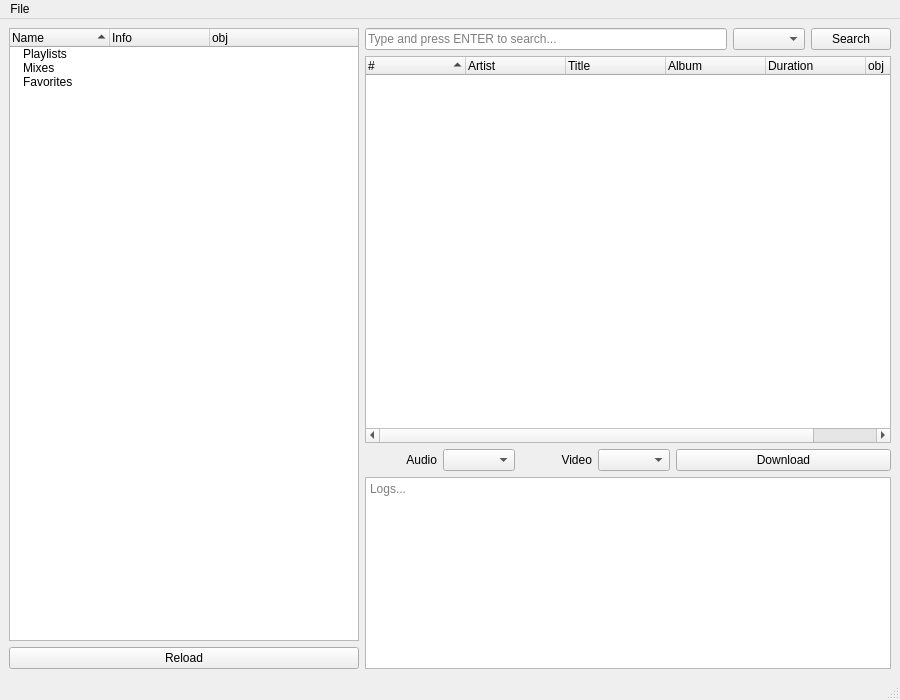
First picture: the form in tidal_dl_ng/ui/main.ui, repository exislow/tidal-dl-ng, before the edit.
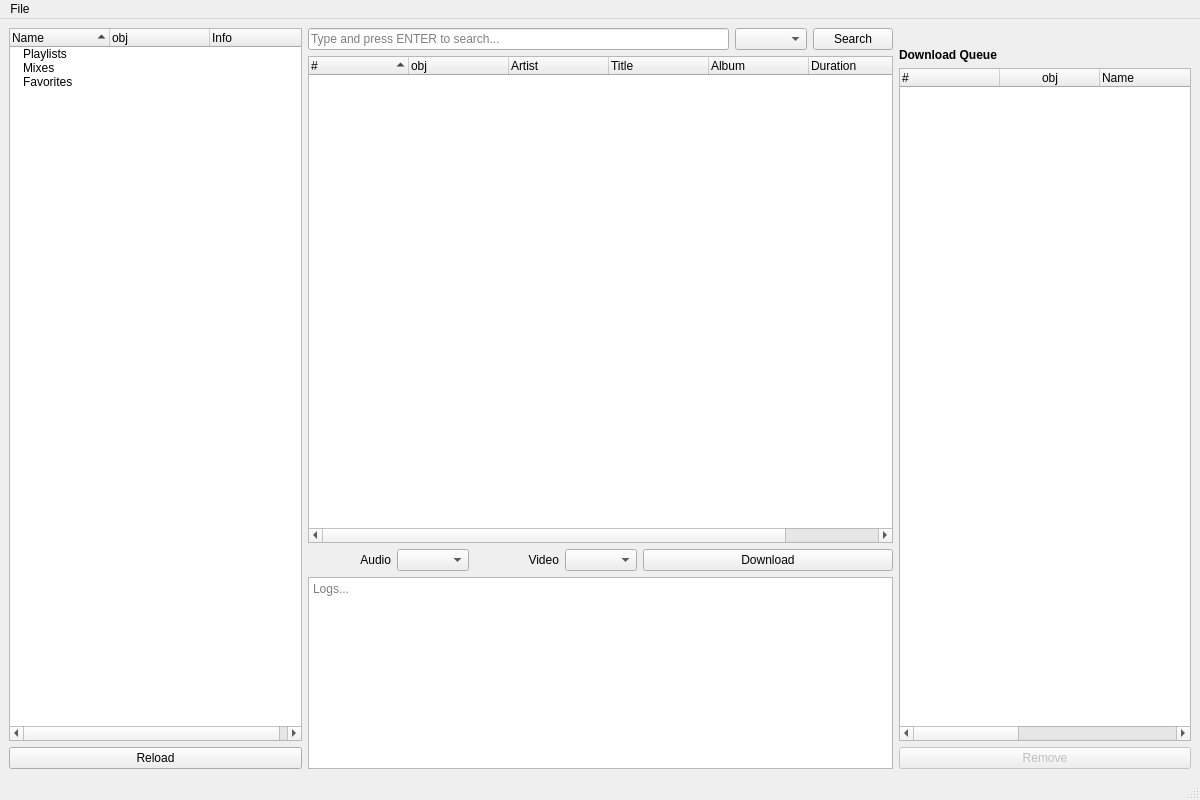
Second picture: the form after the edit. Icons and pictures are not drawn.

Commit message: ✨ Added info pane to GUI.

Patch:
```diff
--- a/tidal_dl_ng/ui/main.ui
+++ b/tidal_dl_ng/ui/main.ui
@@ -6,8 +6,8 @@
    <rect>
     <x>0</x>
     <y>0</y>
-    <width>900</width>
-    <height>700</height>
+    <width>1200</width>
+    <height>800</height>
    </rect>
   </property>
   <property name="windowTitle">
@@ -38,14 +38,9 @@
    <property name="accessibleDescription">
     <string notr="true"/>
    </property>
-   <layout class="QHBoxLayout" name="horizontalLayout">
+   <layout class="QHBoxLayout" name="horizontalLayout" stretch="25,50,25">
     <item>
-     <layout class="QHBoxLayout" name="lh_main" stretch="40,60">
-      <property name="sizeConstraint">
-       <enum>QLayout::SetNoConstraint</enum>
-      </property>
-      <item>
-       <layout class="QVBoxLayout" name="verticalLayout">
+     <layout class="QVBoxLayout" name="lv_list_user">
         <item>
          <widget class="QTreeWidget" name="tr_lists_user">
           <property name="toolTip">
@@ -101,6 +96,11 @@
             <string notr="true"/>
            </property>
           </column>
+        <column>
+         <property name="text">
+          <string>obj</string>
+         </property>
+        </column>
           <column>
            <property name="text">
             <string notr="true">Info</string>
@@ -115,11 +115,6 @@
             <string notr="true"/>
            </property>
           </column>
-          <column>
-           <property name="text">
-            <string>obj</string>
-           </property>
-          </column>
           <item>
            <property name="text">
             <string>Playlists</string>
@@ -303,6 +298,11 @@
             <string>#</string>
            </property>
           </column>
+        <column>
+         <property name="text">
+          <string>obj</string>
+         </property>
+        </column>
           <column>
            <property name="text">
             <string>Artist</string>
@@ -325,7 +325,7 @@
           </column>
           <column>
            <property name="text">
-            <string>obj</string>
+          <string>Quality</string>
            </property>
           </column>
          </widget>
@@ -510,6 +510,146 @@
         </item>
        </layout>
       </item>
+    <item>
+     <layout class="QVBoxLayout" name="lv_info">
+      <item>
+       <layout class="QVBoxLayout" name="lv_info_item">
+        <item>
+         <layout class="QHBoxLayout" name="horizontalLayout_2">
+          <item>
+           <widget class="QLabel" name="l_pm_cover">
+            <property name="sizePolicy">
+             <sizepolicy hsizetype="Fixed" vsizetype="Fixed">
+              <horstretch>0</horstretch>
+              <verstretch>0</verstretch>
+             </sizepolicy>
+            </property>
+            <property name="maximumSize">
+             <size>
+              <width>280</width>
+              <height>280</height>
+             </size>
+            </property>
+            <property name="baseSize">
+             <size>
+              <width>0</width>
+              <height>0</height>
+             </size>
+            </property>
+            <property name="frameShape">
+             <enum>QFrame::NoFrame</enum>
+            </property>
+            <property name="text">
+             <string/>
+            </property>
+            <property name="pixmap">
+             <pixmap>placeholder_cover.jpg</pixmap>
+            </property>
+            <property name="scaledContents">
+             <bool>true</bool>
+            </property>
+            <property name="alignment">
+             <set>Qt::AlignHCenter|Qt::AlignTop</set>
+            </property>
+           </widget>
+          </item>
+         </layout>
+        </item>
+       </layout>
+      </item>
+      <item>
+       <layout class="QVBoxLayout" name="lv_queue_dl">
+        <item>
+         <widget class="QLabel" name="l_h_queue_dl">
+          <property name="font">
+           <font>
+            <italic>false</italic>
+            <bold>true</bold>
+            <kerning>true</kerning>
+           </font>
+          </property>
+          <property name="text">
+           <string>Download Queue</string>
+          </property>
+         </widget>
+        </item>
+        <item>
+         <widget class="QTableWidget" name="ta_queue_dl">
+          <property name="editTriggers">
+           <set>QAbstractItemView::NoEditTriggers</set>
+          </property>
+          <property name="tabKeyNavigation">
+           <bool>false</bool>
+          </property>
+          <property name="showDropIndicator" stdset="0">
+           <bool>false</bool>
+          </property>
+          <property name="dragDropOverwriteMode">
+           <bool>false</bool>
+          </property>
+          <property name="selectionMode">
+           <enum>QAbstractItemView::ExtendedSelection</enum>
+          </property>
+          <property name="selectionBehavior">
+           <enum>QAbstractItemView::SelectRows</enum>
+          </property>
+          <property name="sortingEnabled">
+           <bool>true</bool>
+          </property>
+          <attribute name="verticalHeaderShowSortIndicator" stdset="0">
+           <bool>true</bool>
+          </attribute>
+          <column>
+           <property name="text">
+            <string>#</string>
+           </property>
+           <property name="textAlignment">
+            <set>AlignLeading|AlignVCenter</set>
+           </property>
+          </column>
+          <column>
+           <property name="text">
+            <string>obj</string>
+           </property>
+          </column>
+          <column>
+           <property name="text">
+            <string>Name</string>
+           </property>
+           <property name="textAlignment">
+            <set>AlignLeading|AlignVCenter</set>
+           </property>
+          </column>
+          <column>
+           <property name="text">
+            <string>Type</string>
+           </property>
+           <property name="textAlignment">
+            <set>AlignLeading|AlignVCenter</set>
+           </property>
+          </column>
+          <column>
+           <property name="text">
+            <string>Quality</string>
+           </property>
+           <property name="textAlignment">
+            <set>AlignLeading|AlignVCenter</set>
+           </property>
+          </column>
+         </widget>
+        </item>
+        <item>
+         <widget class="QPushButton" name="pb_queue_item_remove">
+          <property name="enabled">
+           <bool>false</bool>
+          </property>
+          <property name="text">
+           <string>Remove</string>
+          </property>
+         </widget>
+        </item>
+       </layout>
+      </item>
      </layout>
     </item>
    </layout>
@@ -519,7 +659,7 @@
     <rect>
      <x>0</x>
      <y>0</y>
-     <width>900</width>
+     <width>1200</width>
      <height>24</height>
     </rect>
    </property>
```
Lines whose indentation alone changed are shown as unchanged. The commit also changes 3 other files.
